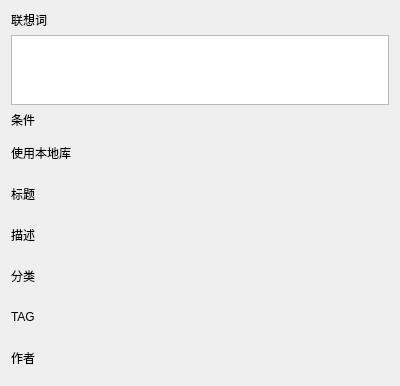
This is ui/component/ui_line_edit_help_widget.ui in tonquer/picacg-qt as Qt 5 draws it before an edit. The edited form follows.
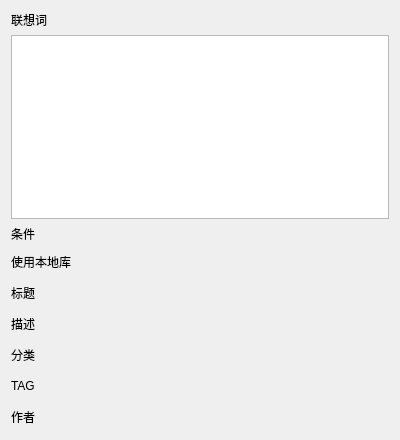
This is the edited form. Custom widgets are drawn as their Qt base class.

```diff
--- a/ui/component/ui_line_edit_help_widget.ui
+++ b/ui/component/ui_line_edit_help_widget.ui
@@ -7,7 +7,7 @@
     <x>0</x>
     <y>0</y>
     <width>400</width>
-    <height>300</height>
+    <height>440</height>
    </rect>
   </property>
   <property name="windowTitle">
@@ -22,7 +22,14 @@
     </widget>
    </item>
    <item>
-    <widget class="QListView" name="listView"/>
+    <widget class="QListView" name="listView">
+     <property name="minimumSize">
+      <size>
+       <width>0</width>
+       <height>120</height>
+      </size>
+     </property>
+    </widget>
    </item>
    <item>
     <widget class="QLabel" name="label_2">
@@ -51,7 +58,7 @@
        <property name="minimumSize">
         <size>
          <width>75</width>
-         <height>35</height>
+         <height>25</height>
         </size>
        </property>
       </widget>
@@ -91,7 +98,7 @@
        <property name="minimumSize">
         <size>
          <width>75</width>
-         <height>35</height>
+         <height>25</height>
         </size>
        </property>
       </widget>
@@ -131,7 +138,7 @@
        <property name="minimumSize">
         <size>
          <width>75</width>
-         <height>35</height>
+         <height>25</height>
         </size>
        </property>
       </widget>
@@ -171,7 +178,7 @@
        <property name="minimumSize">
         <size>
          <width>75</width>
-         <height>35</height>
+         <height>25</height>
         </size>
        </property>
       </widget>
@@ -211,7 +218,7 @@
        <property name="minimumSize">
         <size>
          <width>75</width>
-         <height>35</height>
+         <height>25</height>
         </size>
        </property>
       </widget>
@@ -251,7 +258,7 @@
        <property name="minimumSize">
         <size>
          <width>75</width>
-         <height>35</height>
+         <height>25</height>
         </size>
        </property>
       </widget>
```
